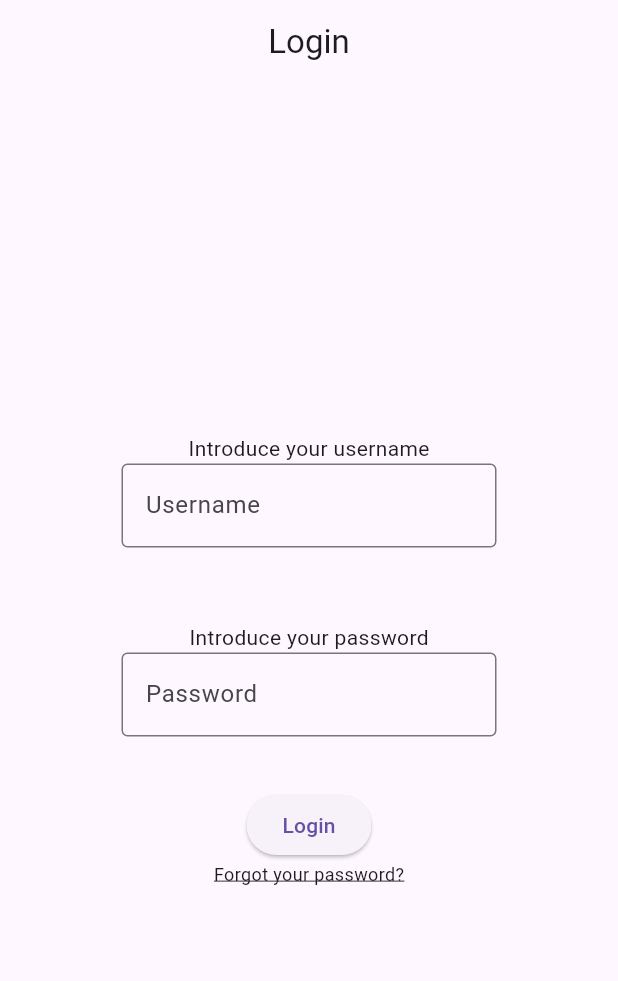
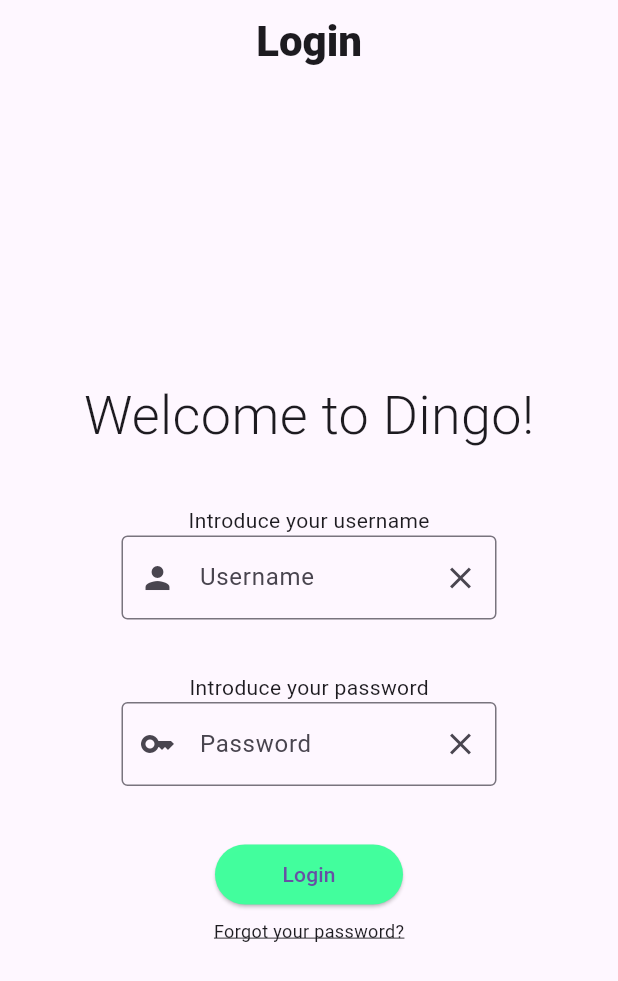
Before and after one commit to ComputacaoMovel2024/tp-c_dingo, a Flutter app: the screen it shows after launch, on a phone screen of 412 x 824 dp. Shown: the top 981 px of the screen. Run offline on Flutter 3.47's test engine with Material 3 defaults, Android fonts, the phone set to English and light mode, and no system bars.

Commit message:
Melhorias no Ecrã de Login
Adicionado ecrã de Recuperação de Password (Beta) para testar funcionamento da classe Navigator

```diff
--- a/dingo/lib/login_screen.dart
+++ b/dingo/lib/login_screen.dart
@@ -1,6 +1,5 @@
-
-
 import 'package:flutter/material.dart';
+import 'password_recovery_screen.dart';
 
 class LoginScreen extends StatelessWidget {
   const LoginScreen({super.key});
@@ -9,7 +8,13 @@ class LoginScreen extends StatelessWidget {
   Widget build(BuildContext context) {
     return Scaffold(
       appBar: AppBar(
-        title: const Text('Login'),
+        title: const Text(
+          'Login',
+          style: TextStyle(
+            fontSize: 28,
+            fontWeight: FontWeight.w900,
+          ),
+        ),
         centerTitle: true,
       ),
       body: Center(
@@ -17,23 +22,43 @@ class LoginScreen extends StatelessWidget {
           mainAxisAlignment: MainAxisAlignment.center,
           mainAxisSize: MainAxisSize.min,
           children: <Widget>[
+            const Text(
+              'Welcome to Dingo!',
+              style: TextStyle(
+                fontSize: 36,
+                fontWeight: FontWeight.w300,
+              ),
+            ),
+            const SizedBox(height: 35),
             const Text('Introduce your username'),
             const CustomTextField(placeholderText: 'Username', isObscure: false,),
-            const SizedBox(height: 50),
+            const SizedBox(height: 35),
             const Text('Introduce your password'),
             const CustomTextField(placeholderText: 'Password', isObscure: true,),
             const SizedBox(height: 35),
             ElevatedButton(
               onPressed: () {},
+              style: ElevatedButton.styleFrom(
+                backgroundColor: const Color.fromARGB(254, 66, 254, 157),
+                padding: const EdgeInsets.fromLTRB(45, 5, 45, 5),
+              ),
               child: const Text('Login'),
             ),
-            const Text(
+            const SizedBox(height: 5),
+            GestureDetector(
+              onTap: () {
+                Navigator.push(
+                  context, MaterialPageRoute(builder: (context) => const PasswordRecoveryPage()),
+                );
+              },
+              child: const Text(
                 'Forgot your password?',
                 style: TextStyle(
                   fontSize: 12,
                   decoration: TextDecoration.underline,
                 ),
               )
+            ),
           ],
         ),
       )
@@ -52,18 +77,42 @@ class CustomTextField extends StatefulWidget {
   });
 
   @override
-  State<CustomTextField> createState() => _CustomTextField();
+  State<CustomTextField> createState() => _CustomTextFieldState();
 }
 
-class _CustomTextField extends State<CustomTextField> {
+class _CustomTextFieldState extends State<CustomTextField> {
+  late TextEditingController _controller;
+
+  @override
+  void initState() {
+    super.initState();
+    _controller = TextEditingController();
+  }
+
+  @override
+  void dispose() {
+    _controller.dispose();
+    super.dispose();
+  }
+
   @override
   Widget build(BuildContext context) {
     return SizedBox(
       width: 250,
       child: TextField(
+        controller: _controller,
         autocorrect: false,
         obscureText: widget.isObscure,
         decoration: InputDecoration(
+          prefixIcon: !widget.isObscure
+              ? const Icon(Icons.person)
+              : const Icon(Icons.key),
+          suffixIcon: IconButton(
+            icon: const Icon(Icons.clear),
+            onPressed: () {
+              _controller.clear();
+            },
+          ),
           border: const OutlineInputBorder(),
           labelText: widget.placeholderText,
         ),
```
Also changed, not shown: dingo/lib/password_recovery_screen.dart (added, +23 -0 lines). Lines whose indentation alone changed are shown as unchanged.
